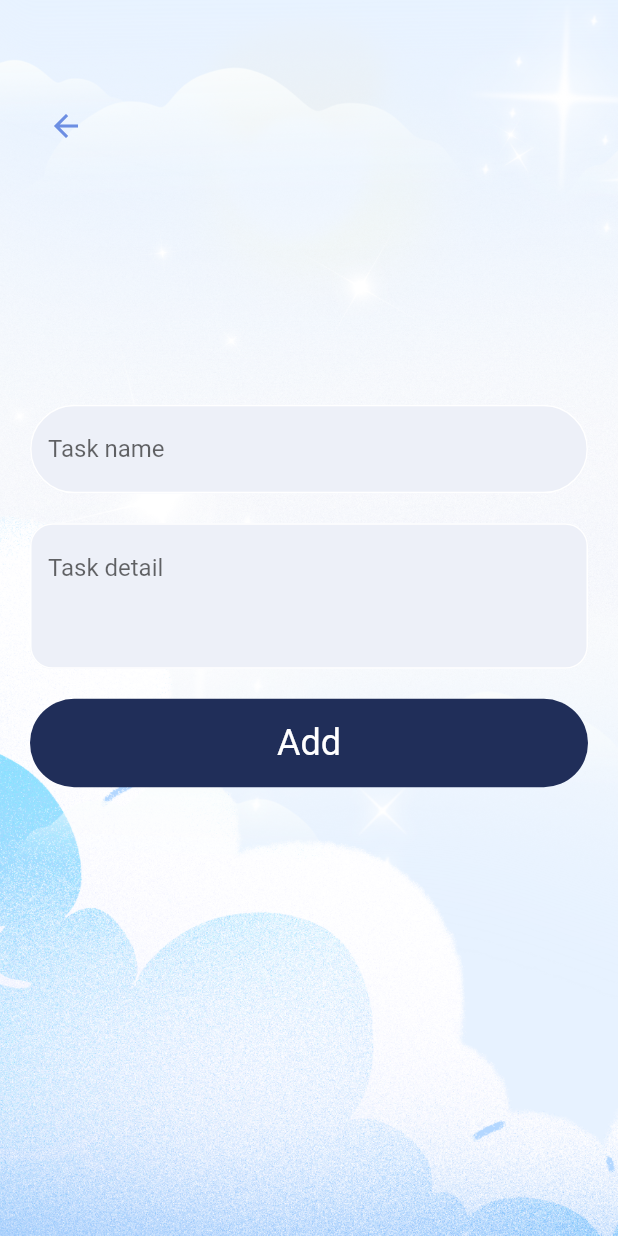
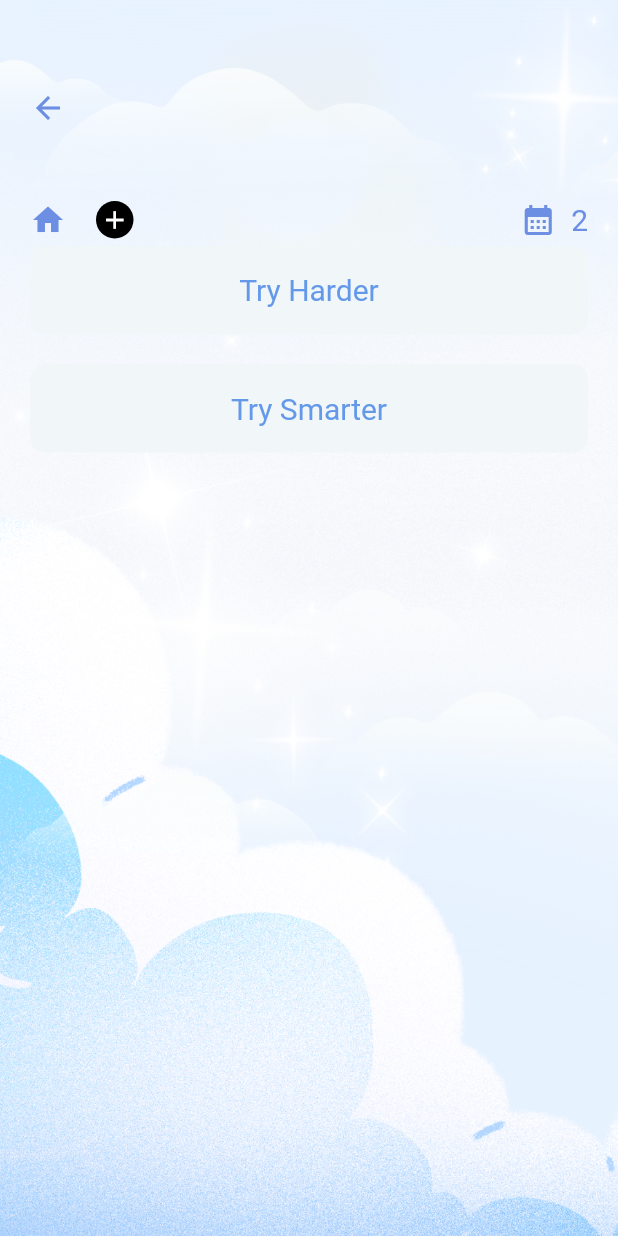
Before and after one commit to khushisinha20/to-do-app, a Flutter app: the screen it shows after launch, on a phone screen of 412 x 824 dp. Run offline on Flutter 3.47's test engine with Material 2 defaults, Android fonts, the phone set to English and light mode, and no system bars.

Commit message:
Added task display screen

```diff
--- a/frontend/lib/main.dart
+++ b/frontend/lib/main.dart
@@ -1,5 +1,6 @@
 import 'package:flutter/material.dart';
 import 'package:frontend/screens/add_task.dart';
+import 'package:frontend/screens/all_tasks.dart';
 import 'package:frontend/screens/home_screen.dart';
 
 void main() {
@@ -12,11 +13,12 @@ class MyApp extends StatelessWidget {
   @override
   Widget build(BuildContext context) {
     return MaterialApp(
-        debugShowCheckedModeBanner: false,
-        title: 'Flutter Demo',
-        theme: ThemeData(
-          primarySwatch: Colors.blue,
-        ),
-        home: const AddTask());
+      debugShowCheckedModeBanner: false,
+      title: 'Flutter Demo',
+      theme: ThemeData(
+        primarySwatch: Colors.blue,
+      ),
+      home: const AllTasks(),
+    );
   }
 }
--- /dev/null
+++ b/frontend/lib/screens/all_tasks.dart
@@ -0,0 +1,105 @@
+import 'package:flutter/material.dart';
+import 'package:flutter/src/widgets/framework.dart';
+import 'package:flutter/src/widgets/placeholder.dart';
+import 'package:frontend/colors/app_colors.dart';
+import 'package:frontend/widgets/task_widget.dart';
+
+class AllTasks extends StatelessWidget {
+  const AllTasks({super.key});
+
+  @override
+  Widget build(BuildContext context) {
+    List<String> myData = [
+      "Try Harder",
+      "Try Smarter",
+    ];
+
+    return Scaffold(
+      body: Stack(
+        children: [
+          Positioned.fill(
+            child: Container(
+              decoration: BoxDecoration(
+                image: DecorationImage(
+                  fit: BoxFit.cover,
+                  image: AssetImage("assets/background_image.png"),
+                ),
+              ),
+            ),
+          ),
+          Column(
+            children: [
+              Padding(
+                padding: const EdgeInsets.only(left: 20, top: 60),
+                child: Row(
+                  children: [
+                    Icon(
+                      Icons.arrow_back,
+                      color: AppColors.secondaryColor,
+                    ),
+                  ],
+                ),
+              ),
+              SizedBox(height: 50),
+              Padding(
+                padding: const EdgeInsets.symmetric(horizontal: 20),
+                child: Row(
+                  mainAxisAlignment: MainAxisAlignment.spaceBetween,
+                  children: [
+                    Row(
+                      children: [
+                        Icon(
+                          Icons.home,
+                          color: AppColors.secondaryColor,
+                        ),
+                        SizedBox(width: 20),
+                        Container(
+                          child: Icon(
+                            Icons.add,
+                            color: Colors.white,
+                            size: 20,
+                          ),
+                          width: 25,
+                          height: 25,
+                          decoration: BoxDecoration(
+                              borderRadius: BorderRadius.circular(12.5),
+                              color: Colors.black),
+                        ),
+                      ],
+                    ),
+                    Row(
+                      children: [
+                        Icon(
+                          Icons.calendar_month_sharp,
+                          color: AppColors.secondaryColor,
+                        ),
+                        SizedBox(width: 10),
+                        Text(
+                          "2",
+                          style: TextStyle(
+                              fontSize: 20, color: AppColors.secondaryColor),
+                        ),
+                      ],
+                    ),
+                  ],
+                ),
+              ),
+              Expanded(
+                child: ListView.builder(
+                    itemCount: myData.length,
+                    itemBuilder: (context, index) {
+                      return Container(
+                        margin: const EdgeInsets.symmetric(vertical: 5),
+                        child: TaskWidget(
+                            text: myData[index],
+                            color: Color.fromRGBO(100, 153, 233, 1)),
+                      );
+                    }),
+              ),
+            ],
+          ),
+        ],
+      ),
+    );
+  }
+}
--- /dev/null
+++ b/frontend/lib/widgets/task_widget.dart
@@ -0,0 +1,36 @@
+import 'package:flutter/material.dart';
+import 'package:flutter/src/widgets/framework.dart';
+import 'package:flutter/src/widgets/placeholder.dart';
+
+class TaskWidget extends StatelessWidget {
+  final String text;
+  final Color color;
+
+  const TaskWidget({
+    Key? key,
+    required this.text,
+    required this.color,
+  }) : super(key: key);
+
+  @override
+  Widget build(BuildContext context) {
+    return Container(
+      margin: EdgeInsets.only(left: 20, right: 20, bottom: 10),
+      width: double.maxFinite,
+      height: MediaQuery.of(context).size.height / 14,
+      decoration: BoxDecoration(
+        color: Color.fromRGBO(241, 246, 249, 1),
+        borderRadius: BorderRadius.circular(10),
+      ),
+      child: Center(
+        child: Text(
+          text,
+          style: TextStyle(
+            fontSize: 20,
+            color: color,
+          ),
+        ),
+      ),
+    );
+  }
+}
```
